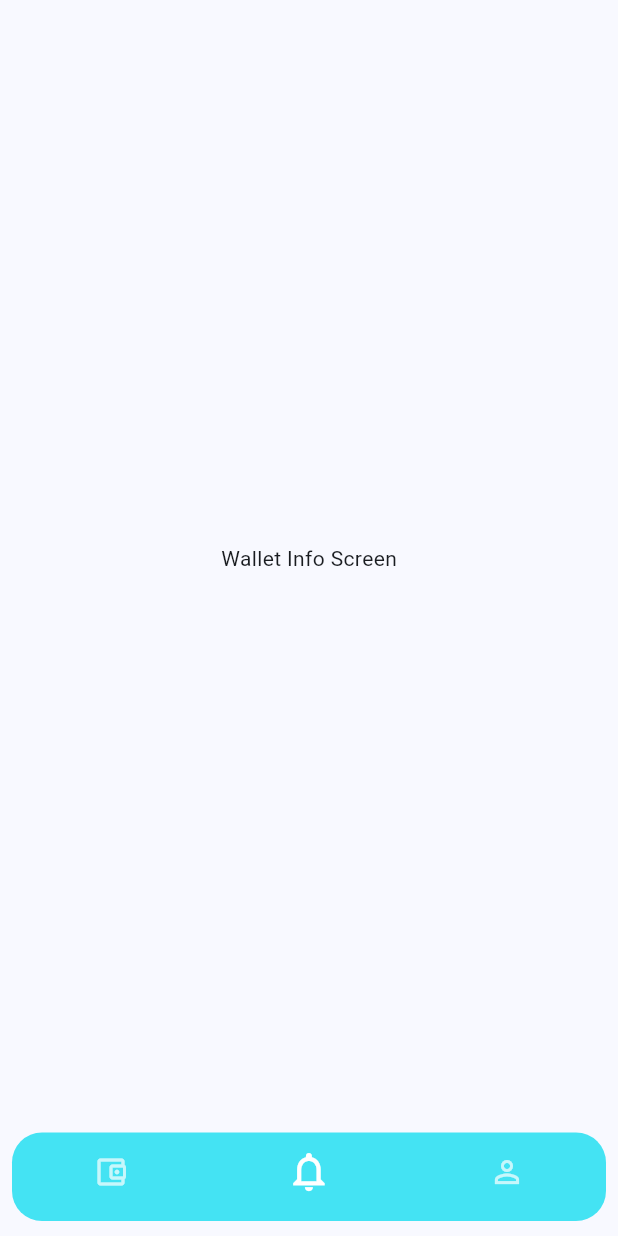
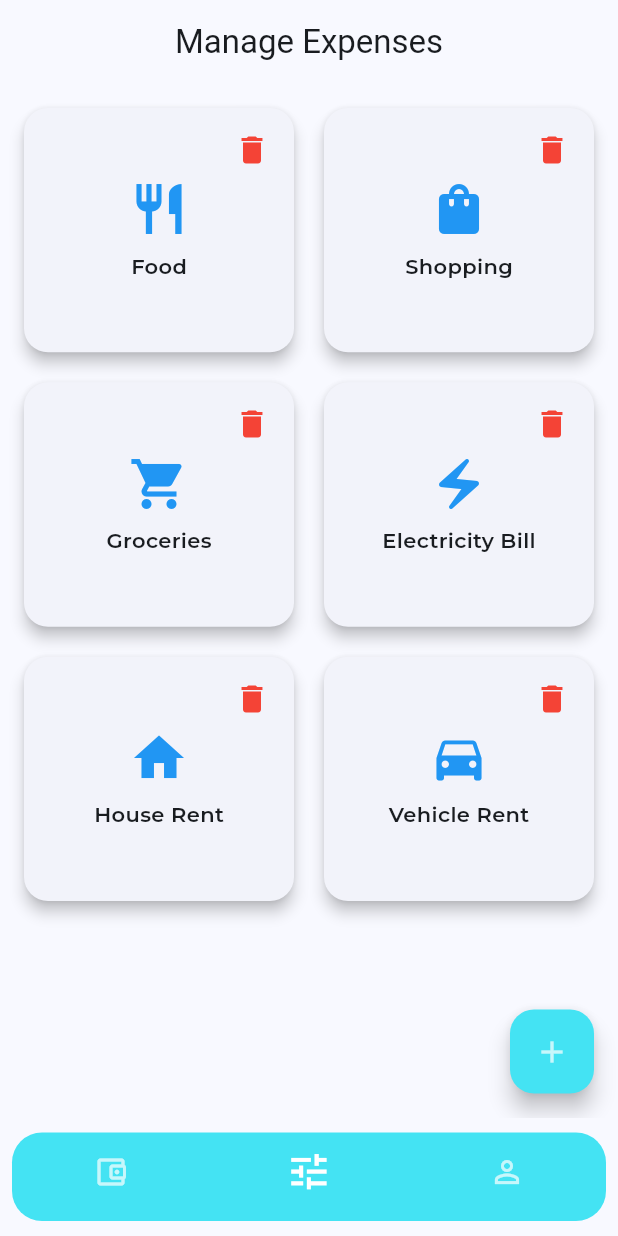
Before and after one commit to PranjalG/money_finance_tracking_app, a Flutter app: the BaseScreen screen opened by its route, item 2 of the bottom bar chosen, on a phone screen of 412 x 824 dp. Run offline on Flutter 3.47's test engine with Material 3 defaults, Android fonts, the phone set to English and light mode, and no system bars; our stand-ins replace bloc, equatable, firebase_auth, firebase_core, fl_chart, flutter_bloc and 3 more; accounts and stored records are empty.

Commit message:
Manage expense screen added

```diff
--- a/lib/presentation/screens/base_screen.dart
+++ b/lib/presentation/screens/base_screen.dart
@@ -1,6 +1,6 @@
 import 'package:expense_tracker/presentation/screens/landing_screen.dart';
 import 'package:expense_tracker/presentation/screens/profile_screen.dart';
-import 'package:expense_tracker/presentation/screens/wallet_info_screen.dart';
+import 'package:expense_tracker/presentation/screens/manage_expenses_screen.dart';
 import 'package:expense_tracker/presentation/widgets/navbar.dart';
 import 'package:flutter/material.dart';
 
@@ -42,7 +42,7 @@ class _BaseScreenState extends State<BaseScreen>
         controller: _tabController,
         children: const [
           LandingScreen(),
-          WalletInfoScreen(),
+          ManageExpensesScreen(),
           ProfileScreen(),
         ],
       ),
--- /dev/null
+++ b/lib/presentation/screens/manage_expenses_screen.dart
@@ -0,0 +1,186 @@
+import 'package:expense_tracker/services/enum.dart';
+import 'package:flutter/material.dart';
+
+class ManageExpensesScreen extends StatefulWidget {
+  const ManageExpensesScreen({super.key});
+
+  @override
+  State<ManageExpensesScreen> createState() => _ManageExpensesScreenState();
+}
+
+class _ManageExpensesScreenState extends State<ManageExpensesScreen> {
+  final List<Map<String, dynamic>> _categories = [
+    {"name": "Food", "icon": Icons.restaurant},
+    {"name": "Shopping", "icon": Icons.shopping_bag},
+    {"name": "Groceries", "icon": Icons.local_grocery_store},
+    {"name": "Electricity Bill", "icon": Icons.electric_bolt},
+    {"name": "House Rent", "icon": Icons.home},
+    {"name": "Vehicle Rent", "icon": Icons.directions_car},
+  ];
+
+  void _addCategory() async {
+    final TextEditingController controller = TextEditingController();
+    IconData selectedIcon = Icons.category;
+
+    await showDialog(
+      context: context,
+      builder: (context) {
+        return AlertDialog(
+          title: const Text(
+            "Add New Category",
+            style: TextStyle(
+              fontFamily: 'Montserrat',
+              fontSize: 18,
+            ),
+          ),
+          content: Column(
+            mainAxisSize: MainAxisSize.min,
+            children: [
+              TextField(
+                controller: controller,
+                decoration: const InputDecoration(
+                  hintText: "Enter category name",
+                  hintStyle: TextStyle(
+                    fontFamily: 'Montserrat',
+                    fontSize: 14,
+                  ),
+                  border: OutlineInputBorder(),
+                ),
+              ),
+              const SizedBox(height: 18),
+              DropdownButtonFormField<IconData>(
+                initialValue: selectedIcon,
+                items: ExpenseCategory.values.map((category) {
+                  return DropdownMenuItem(
+                    value: category.icon,
+                    child: Row(
+                      mainAxisAlignment: MainAxisAlignment.spaceBetween,
+                      children: [
+                        Text(
+                          category.label,
+                          style: const TextStyle(
+                            fontFamily: 'Montserrat',
+                            fontSize: 14,
+                          ),
+                        ),
+                        Icon(
+                          category.icon,
+                          size: 18,
+                          color: Colors.blue,
+                        ),
+                      ],
+                    ),
+                  );
+                }).toList(),
+                onChanged: (icon) {
+                  selectedIcon = icon!;
+                },
+                decoration: const InputDecoration(
+                  labelText: "Choose Icon",
+                  border: OutlineInputBorder(),
+                  focusColor: Colors.blue,
+                  enabled: true,
+                  enabledBorder: OutlineInputBorder(),
+                ),
+              ),
+            ],
+          ),
+          actions: [
+            TextButton(
+              onPressed: () => Navigator.pop(context),
+              child: const Text("Cancel"),
+            ),
+            ElevatedButton(
+              onPressed: () {
+                if (controller.text.trim().isNotEmpty) {
+                  setState(() {
+                    _categories.add({
+                      "name": controller.text.trim(),
+                      "icon": selectedIcon,
+                    });
+                  });
+                }
+                Navigator.pop(context);
+              },
+              child: const Text("Add"),
+            ),
+          ],
+        );
+      },
+    );
+  }
+
+  void _deleteCategory(int index) {
+    setState(() {
+      _categories.removeAt(index);
+    });
+  }
+
+  @override
+  Widget build(BuildContext context) {
+    return Scaffold(
+      appBar: AppBar(
+        title: const Text("Manage Expenses"),
+        centerTitle: true,
+      ),
+      body: GridView.builder(
+        padding: const EdgeInsets.all(12),
+        gridDelegate: const SliverGridDelegateWithFixedCrossAxisCount(
+          crossAxisCount: 2,
+          crossAxisSpacing: 12,
+          mainAxisSpacing: 12,
+          childAspectRatio: 1.1,
+        ),
+        itemCount: _categories.length,
+        itemBuilder: (context, index) {
+          final category = _categories[index];
+          return Card(
+            shape: RoundedRectangleBorder(
+              borderRadius: BorderRadius.circular(16),
+            ),
+            elevation: 4,
+            child: Stack(
+              children: [
+                Center(
+                  child: Column(
+                    mainAxisSize: MainAxisSize.min,
+                    children: [
+                      Icon(
+                        category["icon"],
+                        size: 40,
+                        color: Colors.blue,
+                      ),
+                      const SizedBox(height: 8),
+                      Text(
+                        category["name"],
+                        style: const TextStyle(
+                          fontSize: 14,
+                          fontFamily: 'Montserrat',
+                          fontWeight: FontWeight.w600,
+                        ),
+                      ),
+                    ],
+                  ),
+                ),
+                Positioned(
+                  right: 4,
+                  top: 4,
+                  child: IconButton(
+                    icon: const Icon(Icons.delete, color: Colors.red),
+                    onPressed: () => _deleteCategory(index),
+                  ),
+                ),
+              ],
+            ),
+          );
+        },
+      ),
+      floatingActionButton: FloatingActionButton(
+        backgroundColor: const Color(0xFF44E3F3),
+        foregroundColor: Colors.white70,
+        onPressed: _addCategory,
+        child: const Icon(Icons.add),
+      ),
+    );
+  }
+}
--- a/lib/presentation/screens/wallet_info_screen.dart
+++ /dev/null
@@ -1,15 +0,0 @@
-import 'package:flutter/material.dart';
-
-class WalletInfoScreen extends StatefulWidget {
-  const WalletInfoScreen({super.key});
-
-  @override
-  State<WalletInfoScreen> createState() => _WalletInfoScreenState();
-}
-
-class _WalletInfoScreenState extends State<WalletInfoScreen> {
-  @override
-  Widget build(BuildContext context) {
-    return const Center(child: Text('Wallet Info Screen'));
-  }
-}
--- a/lib/presentation/widgets/navbar.dart
+++ b/lib/presentation/widgets/navbar.dart
@@ -45,7 +45,7 @@ class CustomBottomNavBar extends StatelessWidget {
                   isSelected: currentIndex == 0,
                 ),
                 _buildAnimatedIcon(
-                  icon: Icons.notifications_none,
+                  icon: Icons.tune,
                   isSelected: currentIndex == 1,
                 ),
                 _buildAnimatedIcon(
--- /dev/null
+++ b/lib/services/enum.dart
@@ -0,0 +1,19 @@
+import 'package:flutter/material.dart';
+
+enum ExpenseCategory {
+  food("Food", Icons.restaurant),
+  shopping("Shopping", Icons.shopping_bag),
+  groceries("Groceries", Icons.local_grocery_store),
+  electricity("Electricity Bill", Icons.electric_bolt),
+  houseRent("House Rent", Icons.home),
+  vehicleRent("Vehicle Rent", Icons.directions_car),
+  entertainment("Entertainment", Icons.movie),
+  medical("Medical", Icons.medical_services),
+  cosmetic("Cosmetics", Icons.spa),
+  other("Other", Icons.category);
+
+  final String label;
+  final IconData icon;
+
+  const ExpenseCategory(this.label, this.icon);
+}
```
